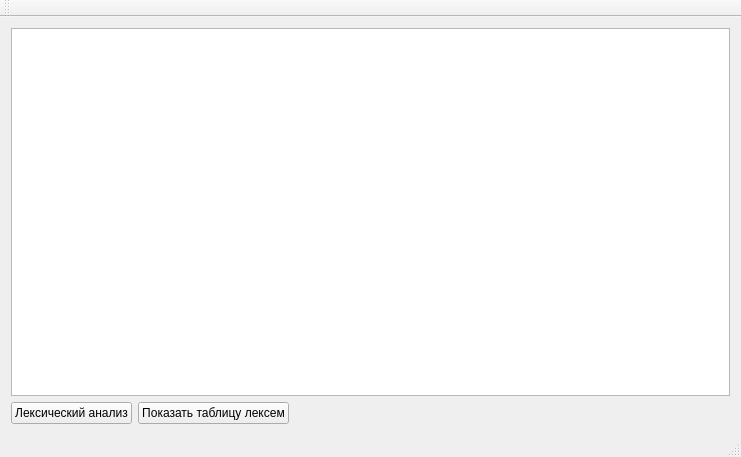
Old version of the form MyCompiler/mainwindow.ui in the repository Domerk/Disp.
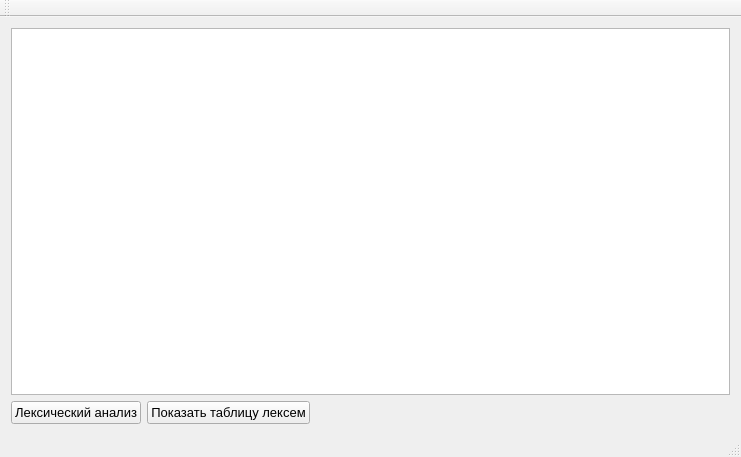
New version of the form.

Commit message: Добавлен вывод сообщения об ошибке

```diff
--- a/MyCompiler/mainwindow.ui
+++ b/MyCompiler/mainwindow.ui
@@ -18,7 +18,13 @@
     <item>
      <layout class="QVBoxLayout" name="verticalLayout">
       <item>
-       <widget class="QTextEdit" name="textEdit"/>
+       <widget class="QTextEdit" name="textEdit">
+        <property name="font">
+         <font>
+          <pointsize>12</pointsize>
+         </font>
+        </property>
+       </widget>
       </item>
       <item>
        <layout class="QHBoxLayout" name="horizontalLayout">
@@ -30,6 +36,11 @@
             <verstretch>0</verstretch>
            </sizepolicy>
           </property>
+          <property name="font">
+           <font>
+            <pointsize>10</pointsize>
+           </font>
+          </property>
           <property name="text">
            <string>Лексический анализ</string>
           </property>
@@ -43,6 +54,11 @@
             <verstretch>0</verstretch>
            </sizepolicy>
           </property>
+          <property name="font">
+           <font>
+            <pointsize>10</pointsize>
+           </font>
+          </property>
           <property name="text">
            <string>Показать таблицу лексем</string>
           </property>
```
The commit also changes 2 other files.
